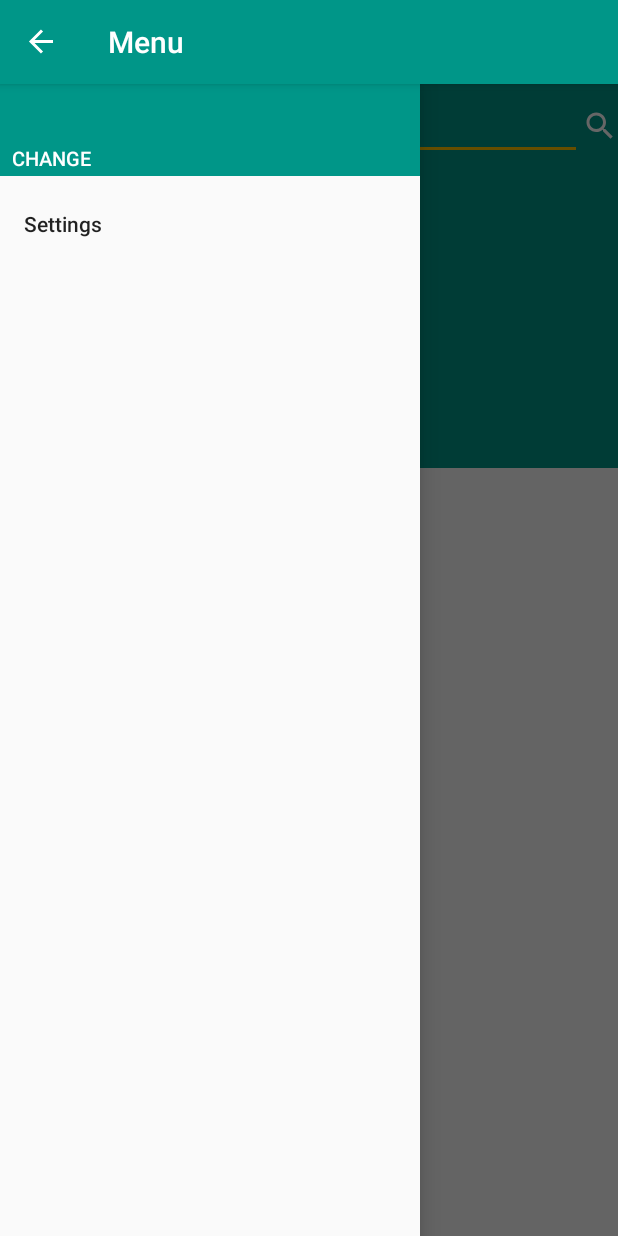
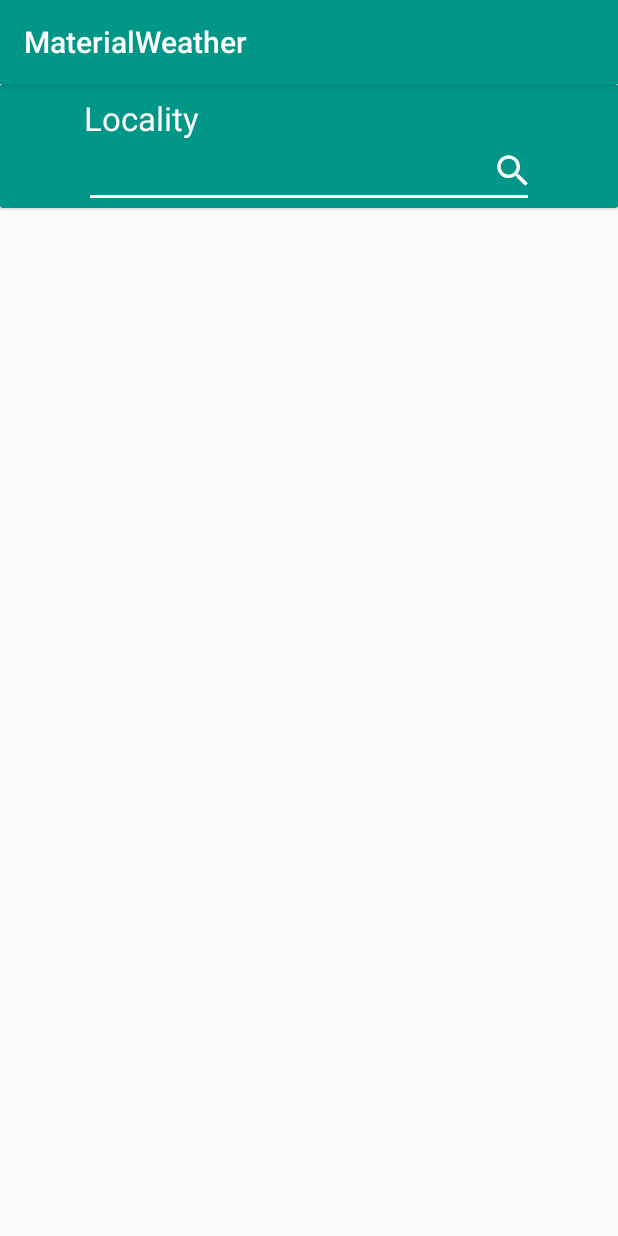
Before and after one commit to nanorus/MaterialWeather, an Android app: the screen it shows after launch (WeatherActivity before the commit, SettingsActivity after it), after a tap on "Settings", on a phone screen of 412 x 824 dp. Run offline under Robolectric (Android 15) with nearby library versions, the phone set to English and light mode, and no system bars; our stand-ins replace ButterKnife, Dagger/Hilt's generated code; libraries missing offline, so code that uses them is left out: retrofit2.adapter.rxjava, rx.android.schedulers, rx.schedulers; 11 statements that could not run were skipped; 2 other taps on this screen came first.

Commit message:
Router layer implemented Settings screen implemented

```diff
--- a/app/src/main/AndroidManifest.xml
+++ b/app/src/main/AndroidManifest.xml
@@ -1,9 +1,11 @@
 <?xml version="1.0" encoding="utf-8"?>
 <manifest xmlns:android="http://schemas.android.com/apk/res/android"
           package="com.example.nanorus.materialweather">
+
     <uses-permission android:name="android.permission.INTERNET"/>
     <uses-permission android:name="android.permission.ACCESS_NETWORK_STATE"/>
     <uses-permission android:name="android.permission.ACCESS_WIFI_STATE"/>
+
     <application
         android:name=".app.App"
         android:allowBackup="true"
@@ -19,6 +21,8 @@
                 <category android:name="android.intent.category.LAUNCHER"/>
             </intent-filter>
         </activity>
+        <activity android:name=".presentation.settings.view.SettingsActivity">
+        </activity>
     </application>
 
 </manifest>
--- a/app/src/main/java/com/example/nanorus/materialweather/app/App.java
+++ b/app/src/main/java/com/example/nanorus/materialweather/app/App.java
@@ -5,6 +5,8 @@ import android.app.Application;
 import com.example.nanorus.materialweather.di.app.AppComponent;
 import com.example.nanorus.materialweather.di.app.AppModule;
 import com.example.nanorus.materialweather.di.app.DaggerAppComponent;
+import com.example.nanorus.materialweather.di.settings.SettingsComponent;
+import com.example.nanorus.materialweather.di.settings.SettingsModule;
 import com.example.nanorus.materialweather.di.weather.WeatherComponent;
 import com.example.nanorus.materialweather.di.weather.WeatherModule;
 
@@ -29,6 +31,7 @@ public class App extends Application {
     AppComponent mAppComponent;
 
     WeatherComponent mWeatherComponent;
+    SettingsComponent mSettingsComponent;
 
     public AppComponent getAppComponent() {
         if (mAppComponent == null) {
@@ -50,4 +53,10 @@ public class App extends Application {
         return mWeatherComponent;
     }
 
+    public SettingsComponent getSettingsComponent() {
+        if (mSettingsComponent == null)
+            mSettingsComponent = getAppComponent().plusSettingsComponent(new SettingsModule());
+        return mSettingsComponent;
+    }
+
 }
--- a/app/src/main/java/com/example/nanorus/materialweather/di/app/AppComponent.java
+++ b/app/src/main/java/com/example/nanorus/materialweather/di/app/AppComponent.java
@@ -1,5 +1,7 @@
 package com.example.nanorus.materialweather.di.app;
 
+import com.example.nanorus.materialweather.di.settings.SettingsComponent;
+import com.example.nanorus.materialweather.di.settings.SettingsModule;
 import com.example.nanorus.materialweather.di.weather.WeatherComponent;
 import com.example.nanorus.materialweather.di.weather.WeatherModule;
 
@@ -7,10 +9,10 @@ import javax.inject.Singleton;
 
 import dagger.Component;
 
-@Component(modules = {AppModule.class, RepositoryModule.class})
+@Component(modules = {AppModule.class, RepositoryModule.class, RouterModule.class})
 @Singleton
 public interface AppComponent {
 
     WeatherComponent plusWeatherComponent(WeatherModule weatherModule);
-
+    SettingsComponent plusSettingsComponent(SettingsModule settingsModule);
 }
--- a/app/src/main/java/com/example/nanorus/materialweather/di/app/RouterModule.java
+++ b/app/src/main/java/com/example/nanorus/materialweather/di/app/RouterModule.java
@@ -1,4 +1,18 @@
 package com.example.nanorus.materialweather.di.app;
 
+import com.example.nanorus.materialweather.navigation.Router;
+
+import javax.inject.Singleton;
+
+import dagger.Module;
+import dagger.Provides;
+
+@Module
 public class RouterModule {
+
+    @Provides
+    @Singleton
+    Router provideRouter() {
+        return new Router();
+    }
 }
--- a/app/src/main/java/com/example/nanorus/materialweather/di/settings/SettingsComponent.java
+++ b/app/src/main/java/com/example/nanorus/materialweather/di/settings/SettingsComponent.java
@@ -1,4 +1,12 @@
 package com.example.nanorus.materialweather.di.settings;
 
+import com.example.nanorus.materialweather.presentation.settings.view.SettingsActivity;
+
+import dagger.Subcomponent;
+
+@Subcomponent(modules = {SettingsModule.class})
 public interface SettingsComponent {
+
+    void inject(SettingsActivity activity);
+
 }
--- a/app/src/main/java/com/example/nanorus/materialweather/di/settings/SettingsModule.java
+++ b/app/src/main/java/com/example/nanorus/materialweather/di/settings/SettingsModule.java
@@ -1,4 +1,17 @@
 package com.example.nanorus.materialweather.di.settings;
 
+import com.example.nanorus.materialweather.presentation.settings.presenter.ISettingsPresenter;
+import com.example.nanorus.materialweather.presentation.settings.presenter.SettingsPresenter;
+
+import dagger.Module;
+import dagger.Provides;
+
+@Module
 public class SettingsModule {
+
+    @Provides
+    ISettingsPresenter bindSettingsPresenter(){
+        return new SettingsPresenter();
+    }
+
 }
--- a/app/src/main/java/com/example/nanorus/materialweather/di/weather/WeatherModule.java
+++ b/app/src/main/java/com/example/nanorus/materialweather/di/weather/WeatherModule.java
@@ -2,6 +2,7 @@ package com.example.nanorus.materialweather.di.weather;
 
 import com.example.nanorus.materialweather.data.AppPreferencesManager;
 import com.example.nanorus.materialweather.data.weather.WeatherRepository;
+import com.example.nanorus.materialweather.navigation.Router;
 import com.example.nanorus.materialweather.presentation.weather.presenter.IWeatherActivityPresenter;
 import com.example.nanorus.materialweather.presentation.weather.presenter.WeatherActivityPresenter;
 
@@ -12,8 +13,8 @@ import dagger.Provides;
 public class WeatherModule {
 
     @Provides
-    IWeatherActivityPresenter bindWeatherActivityPresenter(WeatherRepository dataManager, AppPreferencesManager appPreferencesManager) {
-        return new WeatherActivityPresenter(dataManager, appPreferencesManager);
+    IWeatherActivityPresenter bindWeatherActivityPresenter(WeatherRepository dataManager, AppPreferencesManager appPreferencesManager, Router router) {
+        return new WeatherActivityPresenter(dataManager, appPreferencesManager, router);
     }
 
 }
--- a/app/src/main/java/com/example/nanorus/materialweather/navigation/Router.java
+++ b/app/src/main/java/com/example/nanorus/materialweather/navigation/Router.java
@@ -1,4 +1,15 @@
 package com.example.nanorus.materialweather.navigation;
 
+import android.app.Activity;
+import android.content.Intent;
+
+import com.example.nanorus.materialweather.presentation.settings.view.SettingsActivity;
+
 public class Router {
+
+    public void startSettingsActivity(Activity activity) {
+        Intent intent = new Intent(activity, SettingsActivity.class);
+        activity.startActivity(intent);
+    }
+
 }
--- /dev/null
+++ b/app/src/main/java/com/example/nanorus/materialweather/presentation/settings/presenter/ISettingsPresenter.java
@@ -0,0 +1,11 @@
+package com.example.nanorus.materialweather.presentation.settings.presenter;
+
+import com.example.nanorus.materialweather.presentation.settings.view.ISettingsActivity;
+
+public interface ISettingsPresenter {
+    void releasePresenter();
+
+    void bindView(ISettingsActivity settingsActivity);
+
+    void startWork();
+}
--- /dev/null
+++ b/app/src/main/java/com/example/nanorus/materialweather/presentation/settings/presenter/SettingsPresenter.java
@@ -0,0 +1,24 @@
+package com.example.nanorus.materialweather.presentation.settings.presenter;
+
+import com.example.nanorus.materialweather.presentation.settings.view.ISettingsActivity;
+
+public class SettingsPresenter implements ISettingsPresenter {
+    private final String TAG = this.getClass().getSimpleName();
+
+    ISettingsActivity mView;
+
+    @Override
+    public void releasePresenter() {
+        mView = null;
+    }
+
+    @Override
+    public void bindView(ISettingsActivity settingsActivity) {
+        mView = settingsActivity;
+    }
+
+    @Override
+    public void startWork() {
+
+    }
+}
--- /dev/null
+++ b/app/src/main/java/com/example/nanorus/materialweather/presentation/settings/view/ISettingsActivity.java
@@ -0,0 +1,8 @@
+package com.example.nanorus.materialweather.presentation.settings.view;
+
+import android.app.Activity;
+
+public interface ISettingsActivity {
+    Activity getView();
+
+}
--- /dev/null
+++ b/app/src/main/java/com/example/nanorus/materialweather/presentation/settings/view/SettingsActivity.java
@@ -0,0 +1,39 @@
+package com.example.nanorus.materialweather.presentation.settings.view;
+
+import android.app.Activity;
+import android.os.Bundle;
+import android.support.v7.app.AppCompatActivity;
+
+import com.example.nanorus.materialweather.R;
+import com.example.nanorus.materialweather.app.App;
+import com.example.nanorus.materialweather.presentation.settings.presenter.ISettingsPresenter;
+
+import javax.inject.Inject;
+
+import butterknife.ButterKnife;
+
+public class SettingsActivity extends AppCompatActivity implements ISettingsActivity {
+    private final String TAG = this.getClass().getSimpleName();
+
+    @Inject
+    ISettingsPresenter mPresenter;
+
+    @Override
+    protected void onCreate(Bundle savedInstanceState) {
+        super.onCreate(savedInstanceState);
+        setContentView(R.layout.activity_settings);
+        ButterKnife.bind(this);
+
+        App.getApp().getSettingsComponent().inject(this);
+
+        mPresenter.bindView(this);
+        mPresenter.startWork();
+
+    }
+
+
+    @Override
+    public Activity getView() {
+        return this;
+    }
+}
--- a/app/src/main/java/com/example/nanorus/materialweather/presentation/weather/presenter/IWeatherActivityPresenter.java
+++ b/app/src/main/java/com/example/nanorus/materialweather/presentation/weather/presenter/IWeatherActivityPresenter.java
@@ -17,4 +17,6 @@ public interface IWeatherActivityPresenter {
     void onSearchButtonPressed();
 
     void releasePresenter();
+
+    void onSettingsClick();
 }
--- a/app/src/main/java/com/example/nanorus/materialweather/presentation/weather/presenter/WeatherActivityPresenter.java
+++ b/app/src/main/java/com/example/nanorus/materialweather/presentation/weather/presenter/WeatherActivityPresenter.java
@@ -7,6 +7,7 @@ import com.example.nanorus.materialweather.data.entity.NowWeatherPojo;
 import com.example.nanorus.materialweather.data.entity.ShortDayWeatherPojo;
 import com.example.nanorus.materialweather.data.entity.forecast.api.five_days.FiveDaysRequestPojo;
 import com.example.nanorus.materialweather.data.weather.WeatherRepository;
+import com.example.nanorus.materialweather.navigation.Router;
 import com.example.nanorus.materialweather.presentation.weather.view.IWeatherActivity;
 
 import java.util.ArrayList;
@@ -27,6 +28,7 @@ public class WeatherActivityPresenter implements IWeatherActivityPresenter {
     private IWeatherActivity mView;
     private WeatherRepository mDataManager;
     private AppPreferencesManager mAppPreferencesManager;
+    private Router mRouter;
 
     private List<ShortDayWeatherPojo> mWeatherDaysList;
 
@@ -41,9 +43,10 @@ public class WeatherActivityPresenter implements IWeatherActivityPresenter {
     private Subscription mSaveDataSubscription;
 
     @Inject
-    public WeatherActivityPresenter(WeatherRepository dataManager, AppPreferencesManager appPreferencesManager) {
+    public WeatherActivityPresenter(WeatherRepository dataManager, AppPreferencesManager appPreferencesManager, Router router) {
         mDataManager = dataManager;
         mAppPreferencesManager = appPreferencesManager;
+        mRouter = router;
     }
 
     @Override
@@ -191,4 +194,9 @@ public class WeatherActivityPresenter implements IWeatherActivityPresenter {
         mFiveDaysWeatherShortOfflineObservable = null;
         mNowWeatherOfflineSingle = null;
     }
+
+    @Override
+    public void onSettingsClick() {
+        mRouter.startSettingsActivity(mView.getActivity());
+    }
 }
--- a/app/src/main/java/com/example/nanorus/materialweather/presentation/weather/view/WeatherActivity.java
+++ b/app/src/main/java/com/example/nanorus/materialweather/presentation/weather/view/WeatherActivity.java
@@ -4,6 +4,7 @@ import android.app.Activity;
 import android.content.res.Configuration;
 import android.os.Bundle;
 import android.support.annotation.Nullable;
+import android.support.design.widget.NavigationView;
 import android.support.v4.widget.DrawerLayout;
 import android.support.v7.app.ActionBarDrawerToggle;
 import android.support.v7.app.AppCompatActivity;
@@ -35,21 +36,23 @@ public class WeatherActivity extends AppCompatActivity implements IWeatherActivi
     IWeatherActivityPresenter mPresenter;
 
     @BindView(R.id.drawer_layout)
-    DrawerLayout drawerLayout;
+    DrawerLayout mDrawerLayout;
+    @BindView(R.id.navigation_view)
+    NavigationView mNavigationView;
     ActionBarDrawerToggle mDrawerToggle;
 
     @BindView(R.id.weather_et_place)
-    EditText placeEditText;
+    EditText mPlaceEditText;
     @BindView(R.id.weather_iv_search)
-    ImageView searchImageView;
+    ImageView mSearchImageView;
     @BindView(R.id.weather_tv_place)
-    TextView placeTextView;
+    TextView mPlaceTextView;
     @BindView(R.id.weather_rv_weatherList)
-    RecyclerView weatherRecyclerView;
+    RecyclerView mWeatherRecyclerView;
     @BindView(R.id.weather_now_tv_sky)
-    TextView skyTextView;
+    TextView mSkyTextView;
     @BindView(R.id.weather_now_tv_temperature)
-    TextView temperatureTextView;
+    TextView mTemperatureTextView;
 
     private ForecastRecyclerViewAdapter mAdapter;
     private LinearLayoutManager mLayoutManager;
@@ -88,21 +91,21 @@ public class WeatherActivity extends AppCompatActivity implements IWeatherActivi
     @Override
     public void setAdapter() {
         mAdapter = new ForecastRecyclerViewAdapter(mWeatherDaysList);
-        weatherRecyclerView.setAdapter(mAdapter);
+        mWeatherRecyclerView.setAdapter(mAdapter);
         if (mLayoutManager == null) {
             mLayoutManager = new LinearLayoutManager(getActivity(), LinearLayoutManager.VERTICAL, false);
-            weatherRecyclerView.setLayoutManager(mLayoutManager);
+            mWeatherRecyclerView.setLayoutManager(mLayoutManager);
         }
     }
 
     @Override
     public void setNowTemperature(String temperature) {
-        temperatureTextView.setText(temperature);
+        mTemperatureTextView.setText(temperature);
     }
 
     @Override
     public void setNowSky(String sky) {
-        skyTextView.setText(sky);
+        mSkyTextView.setText(sky);
     }
 
     @Override
@@ -114,7 +117,7 @@ public class WeatherActivity extends AppCompatActivity implements IWeatherActivi
     @Override
     public void setUserEnteredPlace(String place) {
         try {
-            placeEditText.setText(place);
+            mPlaceEditText.setText(place);
         } catch (Exception e) {
             e.printStackTrace();
         }
@@ -122,12 +125,12 @@ public class WeatherActivity extends AppCompatActivity implements IWeatherActivi
 
     @Override
     public String getUserEnteredPlace() {
-        return placeEditText.getText().toString();
+        return mPlaceEditText.getText().toString();
     }
 
     @Override
     public void setWebPlace(String place) {
-        placeTextView.setText(place);
+        mPlaceTextView.setText(place);
     }
 
     @Override
@@ -141,7 +144,7 @@ public class WeatherActivity extends AppCompatActivity implements IWeatherActivi
     }
 
     private void setListeners() {
-        searchImageView.setOnClickListener(view -> mPresenter.onSearchButtonPressed());
+        mSearchImageView.setOnClickListener(view -> mPresenter.onSearchButtonPressed());
     }
 
     @Override
@@ -165,7 +168,7 @@ public class WeatherActivity extends AppCompatActivity implements IWeatherActivi
     private void setupNavigationDrawer() {
         getSupportActionBar().setDisplayShowHomeEnabled(true);
         getSupportActionBar().setDisplayHomeAsUpEnabled(true);
-        mDrawerToggle = new ActionBarDrawerToggle(this, drawerLayout,
+        mDrawerToggle = new ActionBarDrawerToggle(this, mDrawerLayout,
                 R.string.drawer_open, R.string.drawer_close) {
 
             public void onDrawerClosed(View view) {
@@ -181,6 +184,15 @@ public class WeatherActivity extends AppCompatActivity implements IWeatherActivi
             }
         };
         mDrawerToggle.setDrawerIndicatorEnabled(true);
-        drawerLayout.addDrawerListener(mDrawerToggle);
+        mDrawerLayout.addDrawerListener(mDrawerToggle);
+
+        mNavigationView.setNavigationItemSelectedListener(item -> {
+            switch (item.getItemId()) {
+                case R.id.menu_item_settings:
+                    mPresenter.onSettingsClick();
+                    break;
+            }
+            return false;
+        });
     }
 }
--- /dev/null
+++ b/app/src/main/res/layout/activity_settings.xml
@@ -0,0 +1,58 @@
+<?xml version="1.0" encoding="utf-8"?>
+<android.support.constraint.ConstraintLayout
+    xmlns:android="http://schemas.android.com/apk/res/android"
+    xmlns:app="http://schemas.android.com/apk/res-auto"
+    xmlns:tools="http://schemas.android.com/tools"
+    android:layout_width="match_parent"
+    android:layout_height="match_parent"
+    tools:context="com.example.nanorus.materialweather.presentation.settings.view.SettingsActivity">
+
+    <android.support.v7.widget.CardView
+        android:layout_width="match_parent"
+        android:layout_height="wrap_content">
+
+        <android.support.constraint.ConstraintLayout
+            android:layout_width="match_parent"
+            android:layout_height="wrap_content"
+            android:background="@color/colorPrimary">
+
+            <TextView
+                android:id="@+id/textView_locality_label"
+                style="@style/PrimaryBigTextView"
+                android:layout_width="300dp"
+                android:layout_height="wrap_content"
+                android:layout_marginEnd="8dp"
+                android:layout_marginStart="8dp"
+                android:layout_marginTop="8dp"
+                android:text="@string/locality"
+                app:layout_constraintEnd_toEndOf="parent"
+                app:layout_constraintStart_toStartOf="parent"
+                app:layout_constraintTop_toTopOf="parent"/>
+
+            <EditText
+                android:id="@+id/editText_city"
+                style="@style/PrimariEditText"
+                android:layout_width="300dp"
+                android:layout_height="wrap_content"
+                android:layout_marginEnd="8dp"
+                android:layout_marginStart="8dp"
+                app:layout_constraintEnd_toEndOf="parent"
+                app:layout_constraintStart_toStartOf="parent"
+                app:layout_constraintTop_toBottomOf="@id/textView_locality_label"/>
+
+            <ImageButton
+                android:layout_width="28dp"
+                android:layout_height="28dp"
+                android:layout_marginBottom="4dp"
+                android:background="@color/transparent"
+                android:scaleType="fitCenter"
+                app:layout_constraintBottom_toBottomOf="@id/editText_city"
+                app:layout_constraintRight_toRightOf="@id/editText_city"
+                app:layout_constraintTop_toTopOf="@id/editText_city"
+                app:srcCompat="@drawable/ic_search_white_24dp"/>
+
+        </android.support.constraint.ConstraintLayout>
+    </android.support.v7.widget.CardView>
+
+
+</android.support.constraint.ConstraintLayout>
--- a/app/src/main/res/layout/activity_weather.xml
+++ b/app/src/main/res/layout/activity_weather.xml
@@ -124,5 +124,7 @@
 
     </RelativeLayout>
 
-    <include layout="@layout/navigation_view"/>
+    <include
+        android:id="@+id/navigation_view"
+        layout="@layout/navigation_view"/>
 </android.support.v4.widget.DrawerLayout>
--- a/app/src/main/res/values/strings.xml
+++ b/app/src/main/res/values/strings.xml
@@ -12,4 +12,7 @@
     <string name="drawer_open">open drawer</string>
     <string name="drawer_close">close drawer</string>
 
+    <!-- settings screen -->
+    <string name="locality">Locality</string>
+
 </resources>
--- a/app/src/main/res/values/styles.xml
+++ b/app/src/main/res/values/styles.xml
@@ -31,4 +31,8 @@
         <item name="android:textColor">@color/white</item>
     </style>
 
+    <style name="PrimariEditText">
+        <item name="android:backgroundTint">@color/white</item>
+    </style>
+
 </resources>
```
